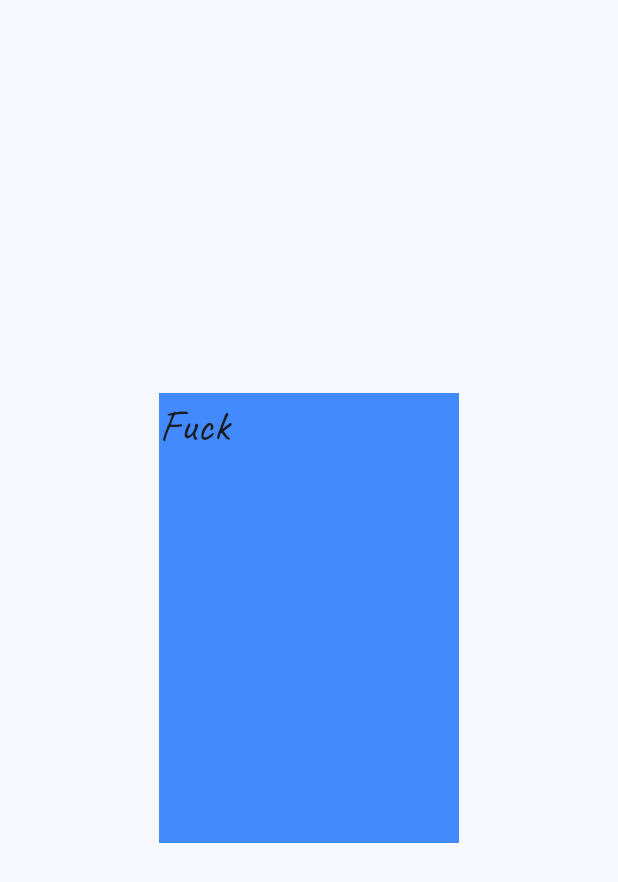
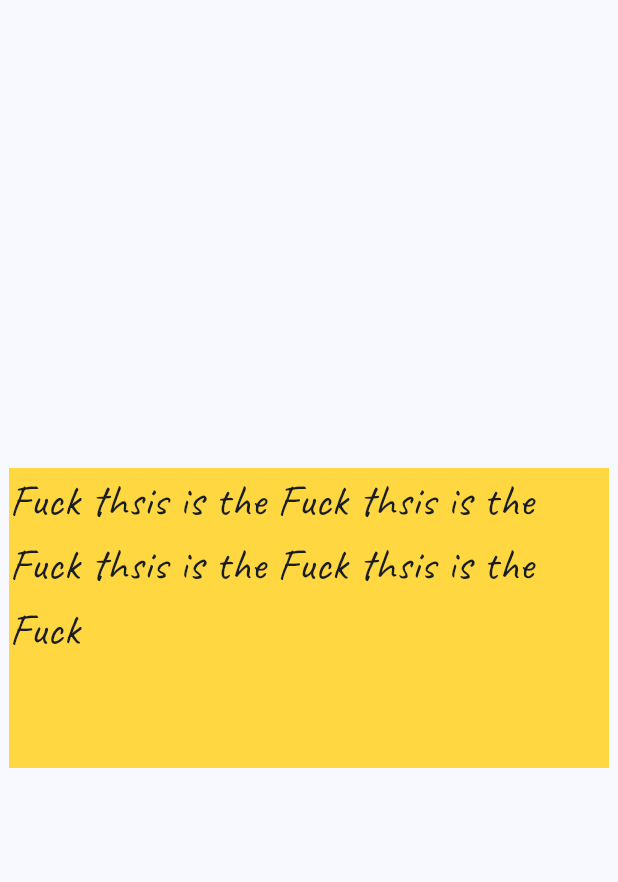
Before and after one commit to bibhuti9/flutter-widget, a Flutter app: the screen it shows after launch, after a tap on "Login", on a phone screen of 412 x 824 dp. Shown: the top 882 px of the screen. Run offline on Flutter 3.47's test engine with Material 3 defaults, Android fonts, the phone set to English and light mode, and no system bars.

Commit message:
working in limited and fitted box

```diff
--- a/lib/main.dart
+++ b/lib/main.dart
@@ -20,7 +20,8 @@ class MyFlutterApp extends StatelessWidget {
           primaryColor: Colors.blue,
           useMaterial3: true,
           fontFamily: 'Caveat',
-          colorScheme: ColorScheme.fromSeed(seedColor: Colors.blue)),
+          colorScheme: ColorScheme.fromSeed(
+              seedColor: Colors.blue, primary: Colors.amberAccent)),
       home: const HomePage(),
       routes: {
         '/cart': (context) => const CartPage(),
--- a/lib/page/Cart/index.dart
+++ b/lib/page/Cart/index.dart
@@ -19,11 +19,11 @@ class _CartPageState extends State<CartPage> {
       child: Center(
         child: ConstrainedBox(
           constraints: const BoxConstraints(
-              maxHeight: 800, maxWidth: 400, minHeight: 300, minWidth: 200),
+              maxHeight: 320, maxWidth: 400, minHeight: 200, minWidth: 200),
           child: Container(
-            color: Colors.blueAccent,
+            color: Theme.of(context).colorScheme.primary,
             child: const Text(
-              "Fuck",
+              "Fuck thsis is the Fuck thsis is the Fuck thsis is the Fuck thsis is the Fuck ",
               style: TextStyle(
                 fontSize: 30,
               ),
```
